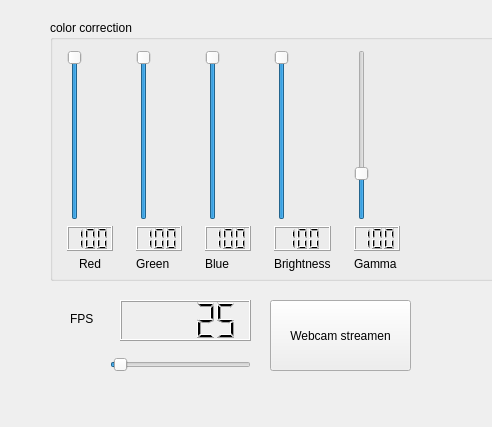
First picture: the form in gui.ui, repository c-base/matetv, before the edit.
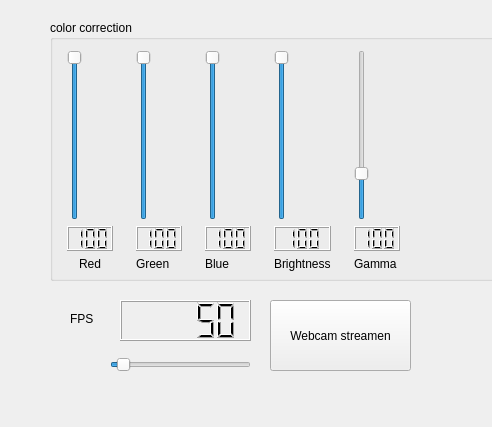
Second picture: the form after the edit.

Commit message: Adjusted default values

```diff
--- a/gui.ui
+++ b/gui.ui
@@ -42,7 +42,10 @@
     <number>1024</number>
    </property>
    <property name="value">
-    <number>25</number>
+    <number>50</number>
+   </property>
+   <property name="sliderPosition">
+    <number>50</number>
    </property>
    <property name="orientation">
     <enum>Qt::Horizontal</enum>
@@ -71,7 +74,10 @@
     </rect>
    </property>
    <property name="value" stdset="0">
-    <double>25.000000000000000</double>
+    <double>50.000000000000000</double>
+   </property>
+   <property name="intValue" stdset="0">
+    <number>50</number>
    </property>
   </widget>
   <widget class="QGroupBox" name="groupBox">
```
Left out of the diff: 5 changed lines with no effect on the pictures. The commit also changes 2 other files.
